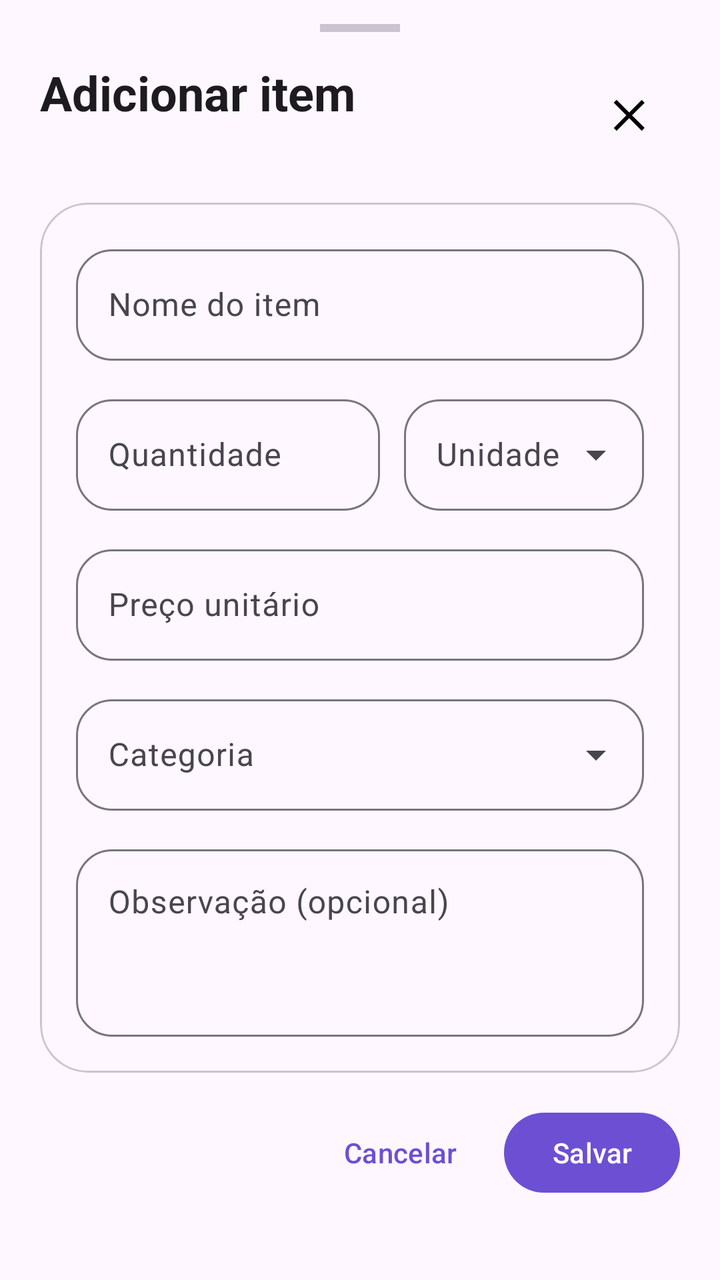
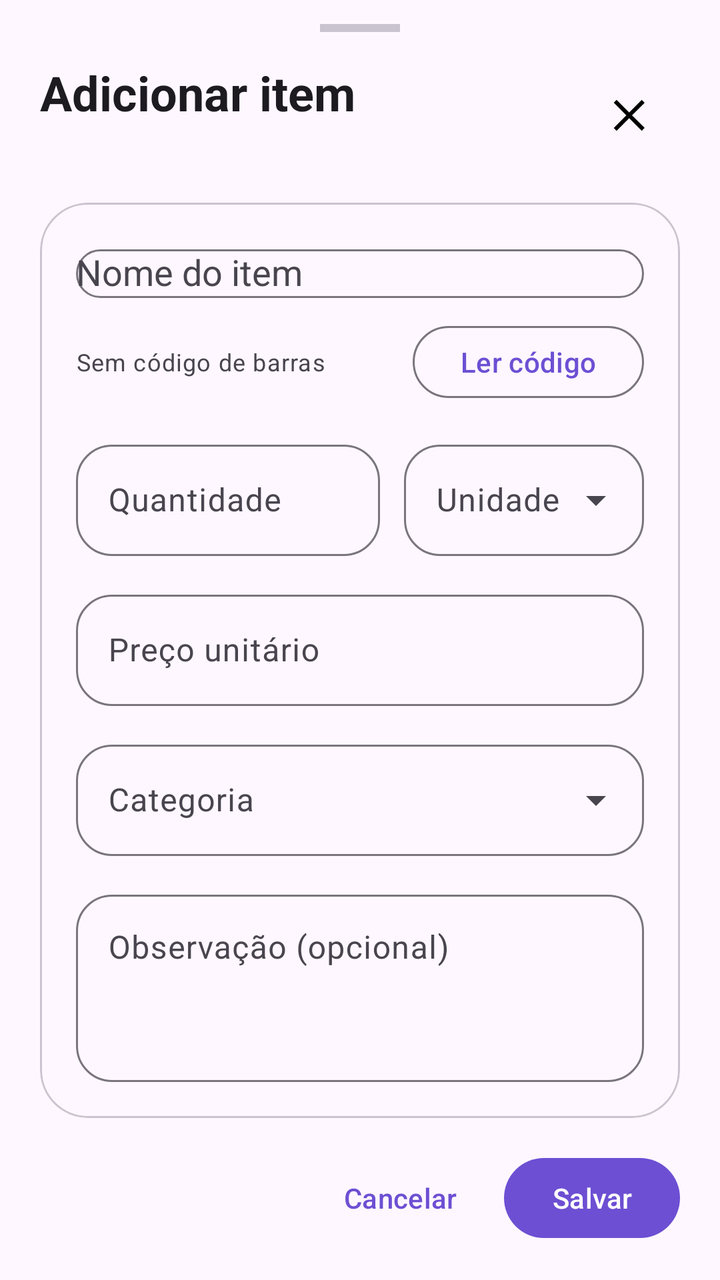

Two renders of the same Android screen: before a commit and after it. Below are the layout's source before the change and the commit's diff.
<!-- AndroidManifest.xml: application theme Theme.ListaMercado -->
<!-- res/layout/dialog_item.xml -->
<?xml version="1.0" encoding="utf-8"?>
<androidx.core.widget.NestedScrollView xmlns:android="http://schemas.android.com/apk/res/android"
    xmlns:app="http://schemas.android.com/apk/res-auto"
    android:id="@+id/sheetItemRoot"
    android:layout_width="match_parent"
    android:layout_height="wrap_content"
    android:clipToPadding="false"
    android:fillViewport="true"
    android:paddingStart="20dp"
    android:paddingTop="12dp"
    android:paddingEnd="20dp"
    android:paddingBottom="20dp">

    <LinearLayout
        android:layout_width="match_parent"
        android:layout_height="wrap_content"
        android:orientation="vertical">

        <View
            android:layout_width="40dp"
            android:layout_height="4dp"
            android:layout_gravity="center_horizontal"
            android:background="?attr/colorOutlineVariant" />

        <LinearLayout
            android:layout_width="match_parent"
            android:layout_height="wrap_content"
            android:layout_marginTop="14dp"
            android:gravity="center_vertical"
            android:orientation="horizontal">

            <LinearLayout
                android:layout_width="0dp"
                android:layout_height="wrap_content"
                android:layout_weight="1"
                android:orientation="vertical">

                <TextView
                    android:id="@+id/textSheetTitle"
                    android:layout_width="match_parent"
                    android:layout_height="wrap_content"
                    android:text="Adicionar item"
                    android:textAppearance="@style/TextAppearance.Material3.HeadlineSmall"
                    android:textStyle="bold" />

                <TextView
                    android:id="@+id/textSheetSubtitle"
                    android:layout_width="match_parent"
                    android:layout_height="wrap_content"
                    android:layout_marginTop="4dp"
                    android:textAppearance="@style/TextAppearance.Material3.BodyMedium" />
            </LinearLayout>

            <ImageButton
                android:id="@+id/buttonCloseSheet"
                android:layout_width="48dp"
                android:layout_height="48dp"
                android:background="?attr/selectableItemBackgroundBorderless"
                android:contentDescription="Fechar"
                android:padding="12dp"
                android:src="@drawable/ic_close" />
        </LinearLayout>

        <com.google.android.material.card.MaterialCardView
            android:layout_width="match_parent"
            android:layout_height="wrap_content"
            android:layout_marginTop="16dp"
            app:cardCornerRadius="24dp"
            app:cardElevation="0dp"
            app:strokeColor="?attr/colorOutlineVariant"
            app:strokeWidth="1dp">

            <LinearLayout
                android:layout_width="match_parent"
                android:layout_height="wrap_content"
                android:orientation="vertical"
                android:padding="18dp">

                <com.google.android.material.textfield.TextInputLayout
                    android:id="@+id/layoutName"
                    style="@style/Widget.Material3.TextInputLayout.OutlinedBox"
                    android:layout_width="match_parent"
                    android:layout_height="wrap_content"
                    android:hint="Nome do item"
                    app:boxCornerRadiusBottomEnd="18dp"
                    app:boxCornerRadiusBottomStart="18dp"
                    app:boxCornerRadiusTopEnd="18dp"
                    app:boxCornerRadiusTopStart="18dp">

                    <com.google.android.material.textfield.TextInputEditText
                        android:id="@+id/inputName"
                        android:layout_width="match_parent"
                        android:layout_height="wrap_content"
                        android:imeOptions="actionNext"
                        android:inputType="textCapSentences"
                        android:maxLines="1" />
                </com.google.android.material.textfield.TextInputLayout>

                <LinearLayout
                    android:layout_width="match_parent"
                    android:layout_height="wrap_content"
                    android:layout_marginTop="14dp"
                    android:orientation="horizontal">

                    <com.google.android.material.textfield.TextInputLayout
                        android:id="@+id/layoutQuantity"
                        style="@style/Widget.Material3.TextInputLayout.OutlinedBox"
                        android:layout_width="0dp"
                        android:layout_height="wrap_content"
                        android:layout_weight="1"
                        android:hint="Quantidade"
                        app:boxCornerRadiusBottomEnd="18dp"
                        app:boxCornerRadiusBottomStart="18dp"
                        app:boxCornerRadiusTopEnd="18dp"
                        app:boxCornerRadiusTopStart="18dp">

                        <com.google.android.material.textfield.TextInputEditText
                            android:id="@+id/inputQuantity"
                            android:layout_width="match_parent"
                            android:layout_height="wrap_content"
                            android:imeOptions="actionNext"
                            android:inputType="numberDecimal" />
                    </com.google.android.material.textfield.TextInputLayout>

                    <com.google.android.material.textfield.TextInputLayout
                        style="@style/Widget.Material3.TextInputLayout.OutlinedBox.ExposedDropdownMenu"
                        android:layout_width="120dp"
                        android:layout_height="wrap_content"
                        android:layout_marginStart="12dp"
                        android:hint="Unidade"
                        app:boxCornerRadiusBottomEnd="18dp"
                        app:boxCornerRadiusBottomStart="18dp"
                        app:boxCornerRadiusTopEnd="18dp"
                        app:boxCornerRadiusTopStart="18dp">

                        <com.google.android.material.textfield.MaterialAutoCompleteTextView
                            android:id="@+id/spinnerUnit"
                            android:layout_width="match_parent"
                            android:layout_height="wrap_content"
                            android:focusable="false"
                            android:inputType="none" />
                    </com.google.android.material.textfield.TextInputLayout>
                </LinearLayout>

                <com.google.android.material.textfield.TextInputLayout
                    android:id="@+id/layoutPrice"
                    style="@style/Widget.Material3.TextInputLayout.OutlinedBox"
                    android:layout_width="match_parent"
                    android:layout_height="wrap_content"
                    android:layout_marginTop="14dp"
                    android:hint="Preço unitário"
                    app:boxCornerRadiusBottomEnd="18dp"
                    app:boxCornerRadiusBottomStart="18dp"
                    app:boxCornerRadiusTopEnd="18dp"
                    app:boxCornerRadiusTopStart="18dp"
                    app:prefixText="R$ ">

                    <com.google.android.material.textfield.TextInputEditText
                        android:id="@+id/inputPrice"
                        android:layout_width="match_parent"
                        android:layout_height="wrap_content"
                        android:imeOptions="actionNext"
                        android:inputType="number" />
                </com.google.android.material.textfield.TextInputLayout>

                <com.google.android.material.textfield.TextInputLayout
                    style="@style/Widget.Material3.TextInputLayout.OutlinedBox.ExposedDropdownMenu"
                    android:layout_width="match_parent"
                    android:layout_height="wrap_content"
                    android:layout_marginTop="14dp"
                    android:hint="Categoria"
                    app:boxCornerRadiusBottomEnd="18dp"
                    app:boxCornerRadiusBottomStart="18dp"
                    app:boxCornerRadiusTopEnd="18dp"
                    app:boxCornerRadiusTopStart="18dp">

                    <com.google.android.material.textfield.MaterialAutoCompleteTextView
                        android:id="@+id/spinnerCategory"
                        android:layout_width="match_parent"
                        android:layout_height="wrap_content"
                        android:focusable="false"
                        android:inputType="none" />
                </com.google.android.material.textfield.TextInputLayout>

                <com.google.android.material.textfield.TextInputLayout
                    style="@style/Widget.Material3.TextInputLayout.OutlinedBox"
                    android:layout_width="match_parent"
                    android:layout_height="wrap_content"
                    android:layout_marginTop="14dp"
                    android:hint="Observação (opcional)"
                    app:boxCornerRadiusBottomEnd="18dp"
                    app:boxCornerRadiusBottomStart="18dp"
                    app:boxCornerRadiusTopEnd="18dp"
                    app:boxCornerRadiusTopStart="18dp">

                    <com.google.android.material.textfield.TextInputEditText
                        android:id="@+id/inputNote"
                        android:layout_width="match_parent"
                        android:layout_height="wrap_content"
                        android:gravity="top|start"
                        android:inputType="textCapSentences|textMultiLine"
                        android:minLines="3" />
                </com.google.android.material.textfield.TextInputLayout>
            </LinearLayout>
        </com.google.android.material.card.MaterialCardView>

        <LinearLayout
            android:layout_width="match_parent"
            android:layout_height="wrap_content"
            android:layout_marginTop="16dp"
            android:gravity="end"
            android:orientation="horizontal">

            <com.google.android.material.button.MaterialButton
                android:id="@+id/buttonCancel"
                style="@style/Widget.Material3.Button.TextButton"
                android:layout_width="wrap_content"
                android:layout_height="wrap_content"
                android:text="Cancelar" />

            <com.google.android.material.button.MaterialButton
                android:id="@+id/buttonSave"
            android:textColor="?attr/colorOnPrimary"
            app:backgroundTint="?attr/colorPrimary"
                android:layout_width="wrap_content"
                android:layout_height="wrap_content"
                android:layout_marginStart="8dp"
                android:text="Salvar" />
        </LinearLayout>
    </LinearLayout>
</androidx.core.widget.NestedScrollView>
<!-- resources referenced by this layout -->
<resources>
  <!-- drawable ic_close (drawable) -->
  <vector xmlns:android="http://schemas.android.com/apk/res/android"
      android:width="24dp"
      android:height="24dp"
      android:viewportWidth="24"
      android:viewportHeight="24">
      <path android:fillColor="#FF000000" android:pathData="M18.3,5.71L12,12l6.3,6.29 -1.42,1.42L10.59,13.41 4.29,19.71 2.88,18.3 9.17,12 2.88,5.7 4.29,4.29 10.59,10.59 16.89,4.29z"/>
  </vector>
  <style name="Theme.ListaMercado" parent="Theme.Material3.DayNight.NoActionBar">
          <item name="colorPrimary">@color/primary</item>
          <item name="colorOnPrimary">@color/on_primary</item>
          <item name="colorPrimaryContainer">@color/primary_container</item>
          <item name="colorOnPrimaryContainer">@color/on_primary_container</item>
          <item name="colorSecondary">@color/secondary</item>
          <item name="colorOnSecondary">@color/on_secondary</item>
          <item name="colorSecondaryContainer">@color/secondary_container</item>
          <item name="colorOnSecondaryContainer">@color/on_secondary_container</item>
          <item name="android:navigationBarColor">?attr/colorSurface</item>
          <item name="android:statusBarColor">?attr/colorSurface</item>
          <item name="android:windowLightStatusBar" tools:targetApi="m">true</item>
      </style>
  <color name="primary">#6D4FD3</color>
  <color name="on_primary">#FFFFFF</color>
  <color name="primary_container">#E9E1FF</color>
  <color name="on_primary_container">#24124F</color>
  <color name="secondary">#625B71</color>
  <color name="on_secondary">#FFFFFF</color>
  <color name="secondary_container">#E8DEF8</color>
  <color name="on_secondary_container">#1D192B</color>
</resources>

<!-- the commit's change to res/layout/dialog_item.xml (unified diff, before → after) -->
@@ -87,14 +87,40 @@
                     app:boxCornerRadiusTopEnd="18dp"
                     app:boxCornerRadiusTopStart="18dp">
 
-                    <com.google.android.material.textfield.TextInputEditText
+                    <com.google.android.material.textfield.MaterialAutoCompleteTextView
                         android:id="@+id/inputName"
                         android:layout_width="match_parent"
                         android:layout_height="wrap_content"
+                        android:completionThreshold="1"
                         android:imeOptions="actionNext"
                         android:inputType="textCapSentences"
                         android:maxLines="1" />
                 </com.google.android.material.textfield.TextInputLayout>
+
+                <LinearLayout
+                    android:layout_width="match_parent"
+                    android:layout_height="wrap_content"
+                    android:layout_marginTop="10dp"
+                    android:gravity="center_vertical"
+                    android:orientation="horizontal">
+
+                    <TextView
+                        android:id="@+id/textBarcodeStatus"
+                        android:layout_width="0dp"
+                        android:layout_height="wrap_content"
+                        android:layout_weight="1"
+                        android:text="Sem código de barras"
+                        android:textAppearance="@style/TextAppearance.Material3.BodySmall" />
+
+                    <com.google.android.material.button.MaterialButton
+                        android:id="@+id/buttonScanBarcode"
+                        style="@style/Widget.Material3.Button.OutlinedButton"
+                        android:layout_width="wrap_content"
+                        android:layout_height="wrap_content"
+                        android:layout_marginStart="10dp"
+                        android:minHeight="44dp"
+                        android:text="Ler código" />
+                </LinearLayout>
 
                 <LinearLayout
                     android:layout_width="match_parent"
